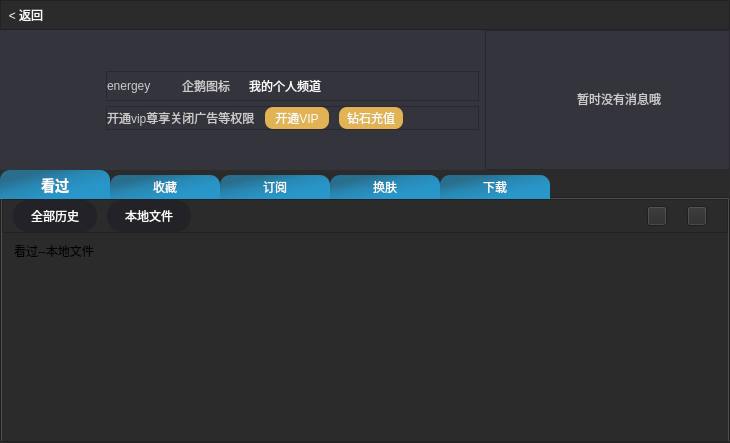
The window that VideoPlayer/videomodels/PersonFileForm.ui (huizhang556/pc-video-player) describes before a commit, drawn with Qt 5.
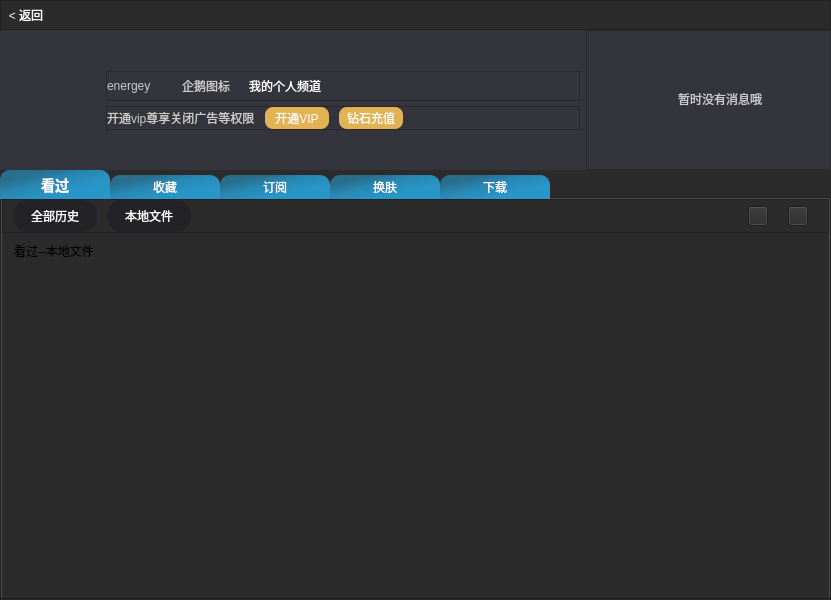
The same window after the commit. The open tabs and pages were chosen to show the change. Icons and pictures are not drawn.

What changed in the file:
```diff
--- a/VideoPlayer/videomodels/PersonFileForm.ui
+++ b/VideoPlayer/videomodels/PersonFileForm.ui
@@ -6,8 +6,8 @@
    <rect>
     <x>0</x>
     <y>0</y>
-    <width>730</width>
-    <height>443</height>
+    <width>831</width>
+    <height>600</height>
    </rect>
   </property>
   <property name="windowTitle">
```
Left out of the diff: 4 changed lines with no effect on the pictures.
